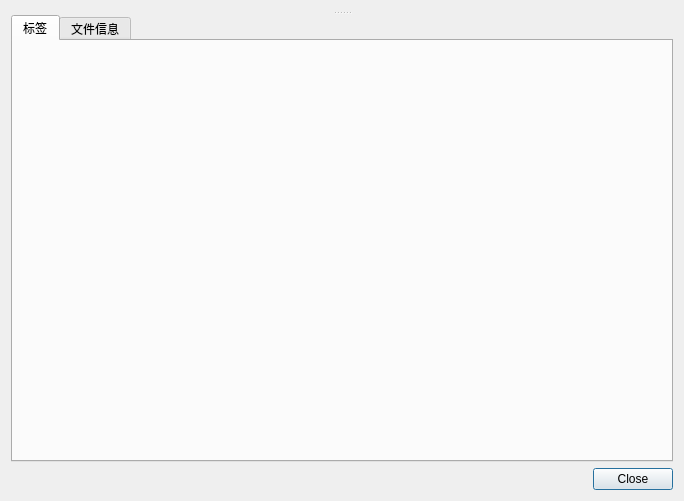
Above: src/ui/dialog_image_viewer.ui from Craftkuro/StickerGenie before the change. Below: the same form after it.
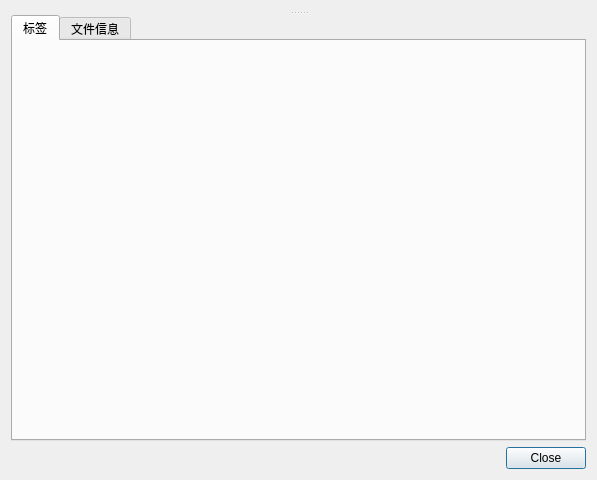
That is the form after the change. The open tabs and pages were chosen to show the change.

The edit to the form file:
```diff
--- a/src/ui/dialog_image_viewer.ui
+++ b/src/ui/dialog_image_viewer.ui
@@ -6,8 +6,8 @@
    <rect>
     <x>0</x>
     <y>0</y>
-    <width>684</width>
-    <height>501</height>
+    <width>597</width>
+    <height>480</height>
    </rect>
   </property>
   <property name="windowTitle">
@@ -33,7 +33,20 @@
        <layout class="QVBoxLayout" name="verticalLayout_4">
         <item>
          <widget class="QWidget" name="widgetTagEditor" native="true">
-          <layout class="QVBoxLayout" name="verticalLayout_3"/>
+          <layout class="QVBoxLayout" name="verticalLayout_3">
+           <property name="leftMargin">
+            <number>0</number>
+           </property>
+           <property name="topMargin">
+            <number>0</number>
+           </property>
+           <property name="rightMargin">
+            <number>0</number>
+           </property>
+           <property name="bottomMargin">
+            <number>0</number>
+           </property>
+          </layout>
          </widget>
         </item>
        </layout>
```
Left out of the diff: 15 changed lines with no effect on the pictures.
